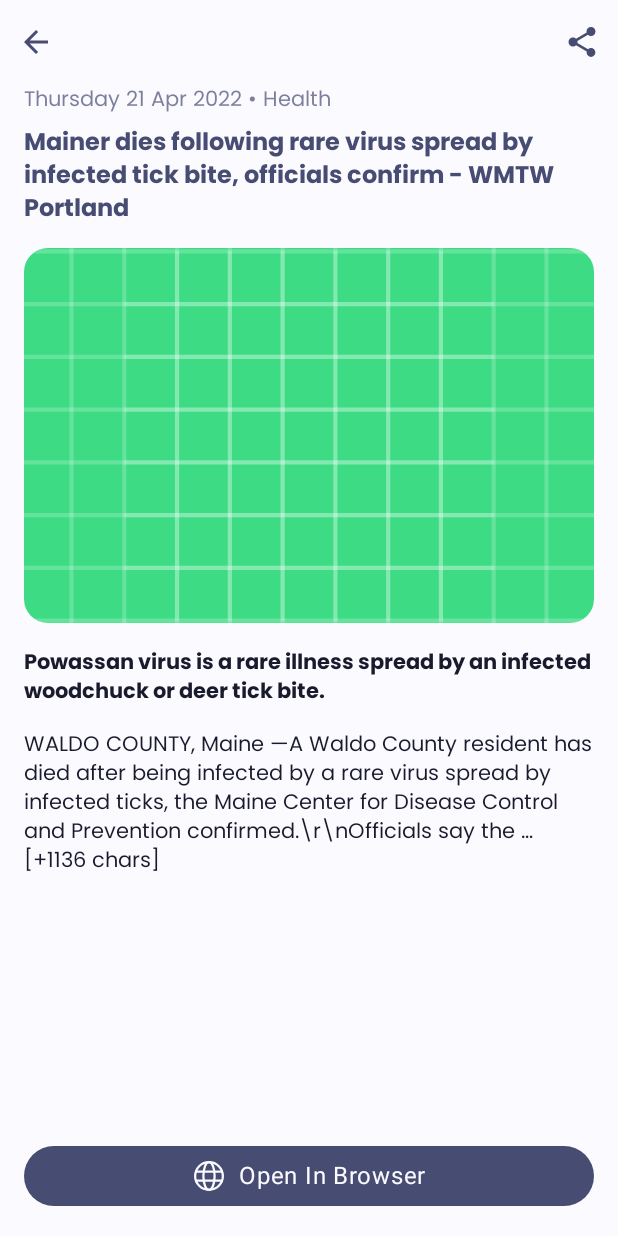
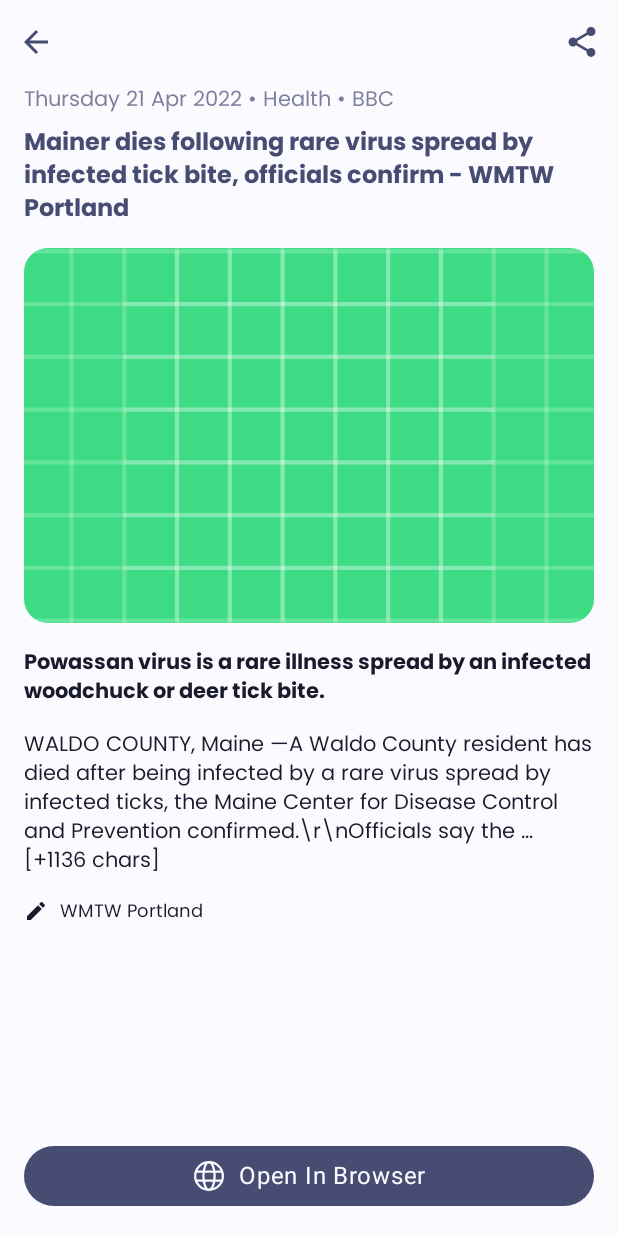
Before and after one commit to abdosharaf9/News-Task, an Android app built with Jetpack Compose: the @Preview function DetailsScreenPreview, on a phone screen of 412 x 824 dp. Run offline under Robolectric (Android 15) with nearby library versions, the phone set to English and light mode, and no system bars; pictures from the network do not load.

Commit message:
Add author to details screen

```diff
--- a/app/src/main/java/com/abdosharaf/newstask/presentation/screens/details/DetailsScreen.kt
+++ b/app/src/main/java/com/abdosharaf/newstask/presentation/screens/details/DetailsScreen.kt
@@ -19,6 +19,7 @@ import androidx.compose.foundation.text.selection.SelectionContainer
 import androidx.compose.foundation.verticalScroll
 import androidx.compose.material.icons.Icons
 import androidx.compose.material.icons.automirrored.filled.ArrowBack
+import androidx.compose.material.icons.filled.Edit
 import androidx.compose.material.icons.filled.Share
 import androidx.compose.material3.Button
 import androidx.compose.material3.Icon
@@ -151,7 +152,7 @@ private fun ColumnScope.ContentSection(
                     pattern = "EEEE dd MMM yyyy",
                     context = context
                 )
-            } • $category",
+            } • $category • ${article.source}",
             style = MaterialTheme.typography.bodyMedium,
             color = MaterialTheme.colorScheme.primary.copy(alpha = 0.7f),
             modifier = Modifier.padding(horizontal = 16.dp)
@@ -209,6 +210,31 @@ private fun ColumnScope.ContentSection(
                     modifier = Modifier.padding(horizontal = 16.dp)
                 )
             }
+
+            if (article.author.isNotEmpty()) {
+                Spacer(modifier = Modifier.height(16.dp))
+
+                Row(
+                    modifier = Modifier
+                        .fillMaxWidth()
+                        .padding(horizontal = 16.dp),
+                    verticalAlignment = Alignment.CenterVertically
+                ) {
+                    Icon(
+                        imageVector = Icons.Default.Edit,
+                        contentDescription = "Written by",
+                        tint = MaterialTheme.colorScheme.onBackground,
+                        modifier = Modifier.size(16.dp)
+                    )
+
+                    Text(
+                        text = article.author,
+                        style = MaterialTheme.typography.bodySmall,
+                        color = MaterialTheme.colorScheme.onBackground,
+                        modifier = Modifier.padding(start = 8.dp)
+                    )
+                }
+            }
         }
     }
 }
@@ -236,6 +262,7 @@ private fun BrowserButton(
             Icon(
                 painter = painterResource(id = R.drawable.ic_browser),
                 contentDescription = null,
+                tint = MaterialTheme.colorScheme.onPrimary,
                 modifier = Modifier.size(24.dp)
             )
 
```
